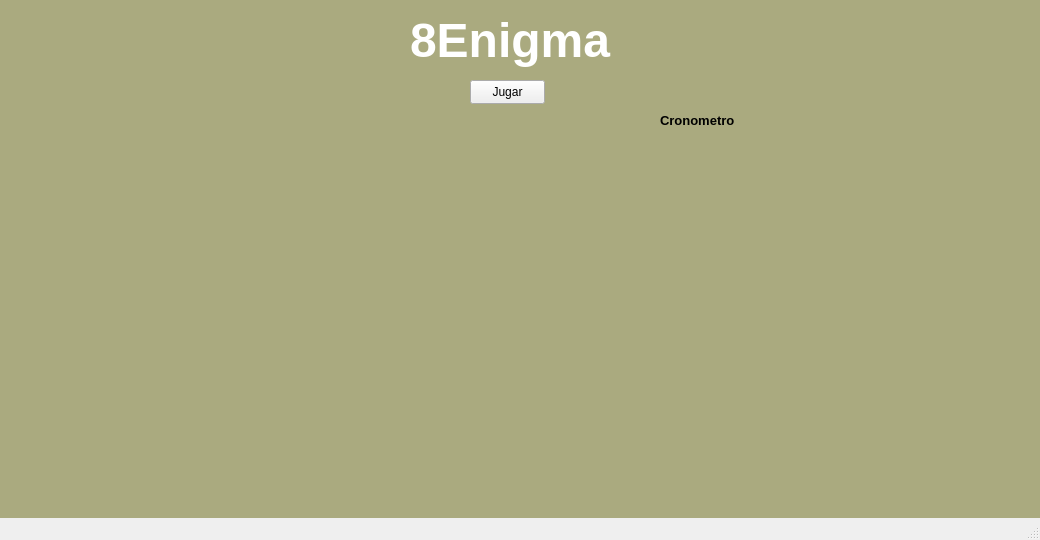
The window that Implementacion/8Enigma/mainwindow.ui (SebasMarulanda9/juego) describes before a commit, drawn with Qt 5.
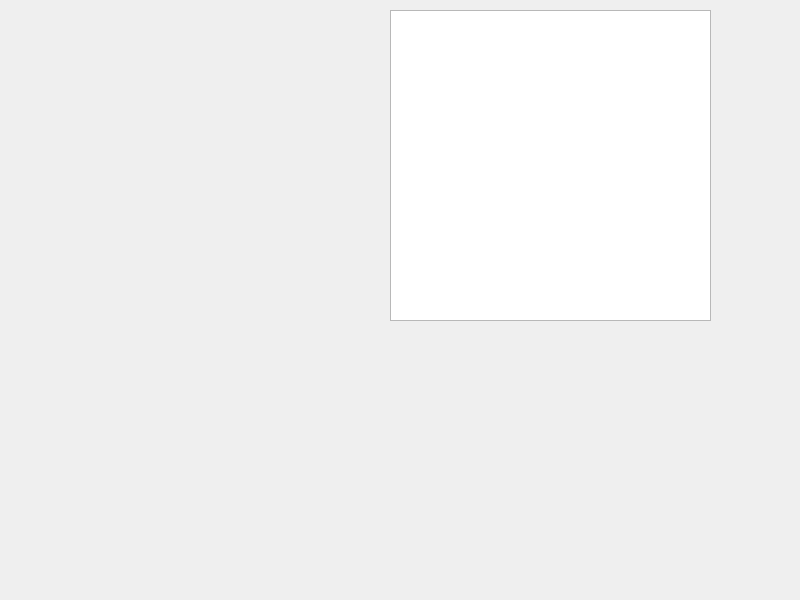
The same window after the commit. Icons and pictures are not drawn.

```diff
--- a/Implementacion/8Enigma/mainwindow.ui
+++ b/Implementacion/8Enigma/mainwindow.ui
@@ -6,106 +6,25 @@
    <rect>
     <x>0</x>
     <y>0</y>
-    <width>1040</width>
-    <height>540</height>
+    <width>800</width>
+    <height>600</height>
    </rect>
   </property>
   <property name="windowTitle">
    <string>MainWindow</string>
   </property>
-  <property name="styleSheet">
-   <string notr="true">#centralwidget{
-background-color: rgb(170, 170, 127);
-}
-
-#titulo {
-color : white;
-}
-
-#cronometro {
-colot : white;
-}</string>
-  </property>
   <widget class="QWidget" name="centralwidget">
-   <widget class="QPushButton" name="pushButton">
+   <widget class="QGraphicsView" name="graphicsView">
     <property name="geometry">
      <rect>
-      <x>470</x>
-      <y>80</y>
-      <width>75</width>
-      <height>24</height>
-     </rect>
-    </property>
-    <property name="text">
-     <string>Jugar</string>
-    </property>
-   </widget>
-   <widget class="QLabel" name="titulo">
-    <property name="geometry">
-     <rect>
-      <x>410</x>
+      <x>390</x>
       <y>10</y>
-      <width>201</width>
-      <height>61</height>
+      <width>321</width>
+      <height>311</height>
      </rect>
     </property>
-    <property name="font">
-     <font>
-      <pointsize>36</pointsize>
-      <bold>true</bold>
-     </font>
-    </property>
-    <property name="text">
-     <string>8Enigma</string>
-    </property>
    </widget>
-   <widget class="QLabel" name="cronometro">
-    <property name="geometry">
-     <rect>
-      <x>660</x>
-      <y>110</y>
-      <width>91</width>
-      <height>20</height>
-     </rect>
-    </property>
-    <property name="font">
-     <font>
-      <pointsize>10</pointsize>
-      <bold>true</bold>
-     </font>
-    </property>
-    <property name="text">
-     <string>Cronometro</string>
-    </property>
-   </widget>
-   <widget class="QLabel" name="mesa">
-    <property name="geometry">
-     <rect>
-      <x>210</x>
-      <y>140</y>
-      <width>611</width>
-      <height>351</height>
-     </rect>
-    </property>
-    <property name="text">
-     <string/>
-    </property>
-    <property name="pixmap">
-     <pixmap resource="images.qrc">:/mesa.png</pixmap>
-    </property>
-   </widget>
   </widget>
-  <widget class="QMenuBar" name="menubar">
-   <property name="geometry">
-    <rect>
-     <x>0</x>
-     <y>0</y>
-     <width>1040</width>
-     <height>22</height>
-    </rect>
-   </property>
-  </widget>
-  <widget class="QStatusBar" name="statusbar"/>
  </widget>
  <resources>
   <include location="images.qrc"/>
```
Left out of the diff: 4 changed lines with no effect on the pictures.
